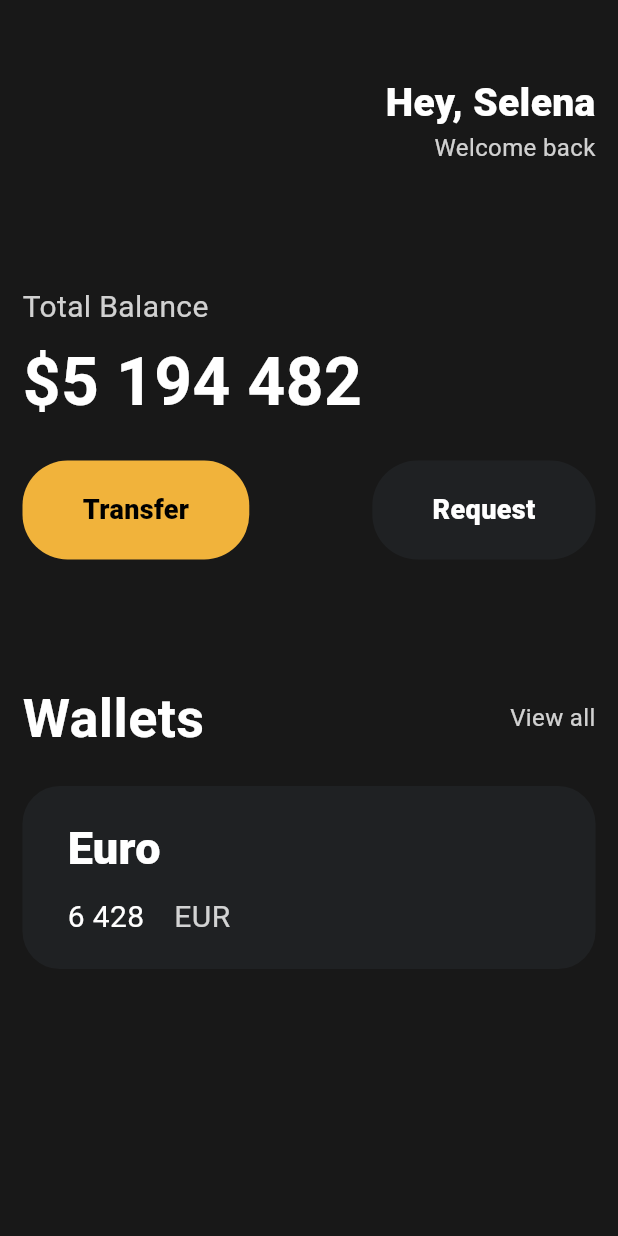
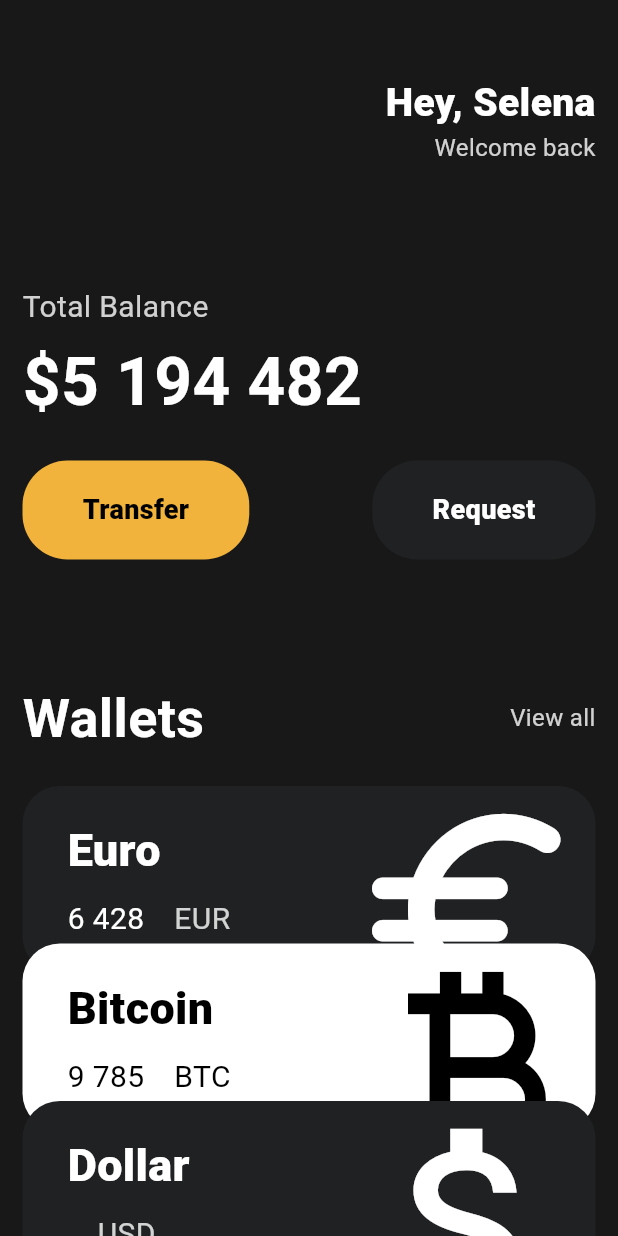
Before and after one commit to soonhong99/flutterPractice, a Flutter app: the screen it shows after launch, on a phone screen of 412 x 824 dp. Run offline on Flutter 3.47's test engine with Material 3 defaults, Android fonts, the phone set to English and light mode, and no system bars.

Commit message:
feat: reused card

```diff
--- a/lib/main.dart
+++ b/lib/main.dart
@@ -1,4 +1,7 @@
+import 'package:flutter/cupertino.dart';
 import 'package:flutter/material.dart';
+import 'package:flutter/widgets.dart';
+import 'package:toonflix/widgets/currency_card.dart';
 import 'widgets/button.dart';
 
 void main() {
@@ -16,7 +19,8 @@ class App extends StatelessWidget {
       // class name constructor
       home: Scaffold(
         backgroundColor: const Color(0xFF181818),
-        body: Padding(
+        body: SingleChildScrollView(
+          child: Padding(
             padding: const EdgeInsets.symmetric(horizontal: 15),
             child: Column(
               crossAxisAlignment: CrossAxisAlignment.start,
@@ -112,56 +116,38 @@ class App extends StatelessWidget {
                 const SizedBox(
                   height: 20,
                 ),
-              Container(
-                decoration: BoxDecoration(
-                    color: const Color(0xFF1F2123),
-                    borderRadius: BorderRadius.circular(25.0)),
-                child: Padding(
-                  padding:
-                      const EdgeInsets.symmetric(horizontal: 30, vertical: 20),
-                  child: Row(
-                    children: [
-                      Column(
-                        crossAxisAlignment: CrossAxisAlignment.start,
-                        children: [
-                          const Text(
-                            'Euro',
-                            style: TextStyle(
-                                color: Colors.white,
-                                fontSize: 30,
-                                fontWeight: FontWeight.w800),
+                const CurrencyCard(
+                  name: 'Euro',
+                  code: 'EUR',
+                  amount: '6 428',
+                  icon: Icons.euro_rounded,
+                  isInverted: false,
                 ),
-                          const SizedBox(
-                            height: 10,
+                Transform.translate(
+                  offset: const Offset(0, -20),
+                  child: const CurrencyCard(
+                    name: 'Bitcoin',
+                    code: 'BTC',
+                    amount: '9 785',
+                    icon: Icons.currency_bitcoin,
+                    isInverted: true,
                   ),
-                          Row(
-                            children: [
-                              const Text(
-                                '6 428',
-                                style: TextStyle(
-                                    color: Colors.white, fontSize: 20),
                 ),
-                              const SizedBox(
-                                width: 20,
-                              ),
-                              Text(
-                                'EUR',
-                                style: TextStyle(
-                                    color: Colors.white.withOpacity(0.8),
-                                    fontSize: 20),
-                              )
-                            ],
-                          ),
-                        ],
-                      ),
-                    ],
-                  ),
+                Transform.translate(
+                  offset: const Offset(0, -40),
+                  child: const CurrencyCard(
+                    name: 'Dollar',
+                    code: 'USD',
+                    amount: '',
+                    icon: Icons.attach_money,
+                    isInverted: false,
                   ),
                 ),
               ],
             ),
           ),
         ),
+      ),
     );
   }
 }
--- /dev/null
+++ b/lib/widgets/currency_card.dart
@@ -0,0 +1,81 @@
+import 'package:flutter/material.dart';
+
+class CurrencyCard extends StatelessWidget {
+  const CurrencyCard(
+      {super.key,
+      required this.name,
+      required this.code,
+      required this.amount,
+      required this.icon,
+      required this.isInverted});
+
+  final String name, code, amount;
+  final IconData icon;
+  final bool isInverted;
+
+  @override
+  Widget build(BuildContext context) {
+    // TODO: implement build
+    return Container(
+      clipBehavior: Clip.hardEdge,
+      decoration: BoxDecoration(
+          color: isInverted ? Colors.white : const Color(0xFF1F2123),
+          borderRadius: BorderRadius.circular(25.0)),
+      child: Padding(
+        padding: const EdgeInsets.symmetric(horizontal: 30, vertical: 20),
+        child: Row(
+          mainAxisAlignment: MainAxisAlignment.spaceBetween,
+          children: [
+            Column(
+              crossAxisAlignment: CrossAxisAlignment.start,
+              children: [
+                Text(
+                  name,
+                  style: TextStyle(
+                      color: isInverted ? Colors.black : Colors.white,
+                      fontSize: 30,
+                      fontWeight: FontWeight.w800),
+                ),
+                const SizedBox(
+                  height: 10,
+                ),
+                Row(
+                  children: [
+                    Text(
+                      amount,
+                      style: TextStyle(
+                          color: isInverted ? Colors.black : Colors.white,
+                          fontSize: 20),
+                    ),
+                    const SizedBox(
+                      width: 20,
+                    ),
+                    Text(
+                      code,
+                      style: TextStyle(
+                          color: isInverted
+                              ? Colors.black
+                              : Colors.white.withOpacity(0.8),
+                          fontSize: 20),
+                    )
+                  ],
+                ),
+              ],
+            ),
+            Transform.scale(
+              scale: 2,
+              child: Transform.translate(
+                offset: const Offset(-5, 10),
+                child: Icon(
+                  icon,
+                  color: isInverted ? Colors.black : Colors.white,
+                  size: 85,
+                ),
+              ),
+            ),
+          ],
+        ),
+      ),
+    );
+  }
+}
```
Lines whose indentation alone changed are shown as unchanged.
